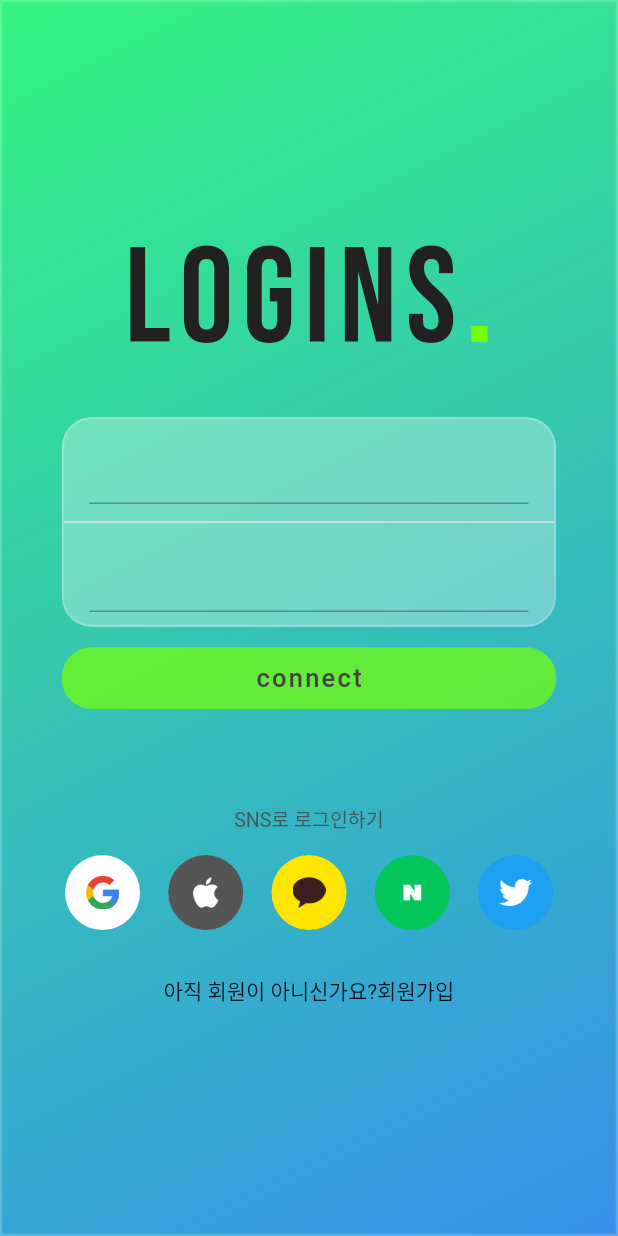
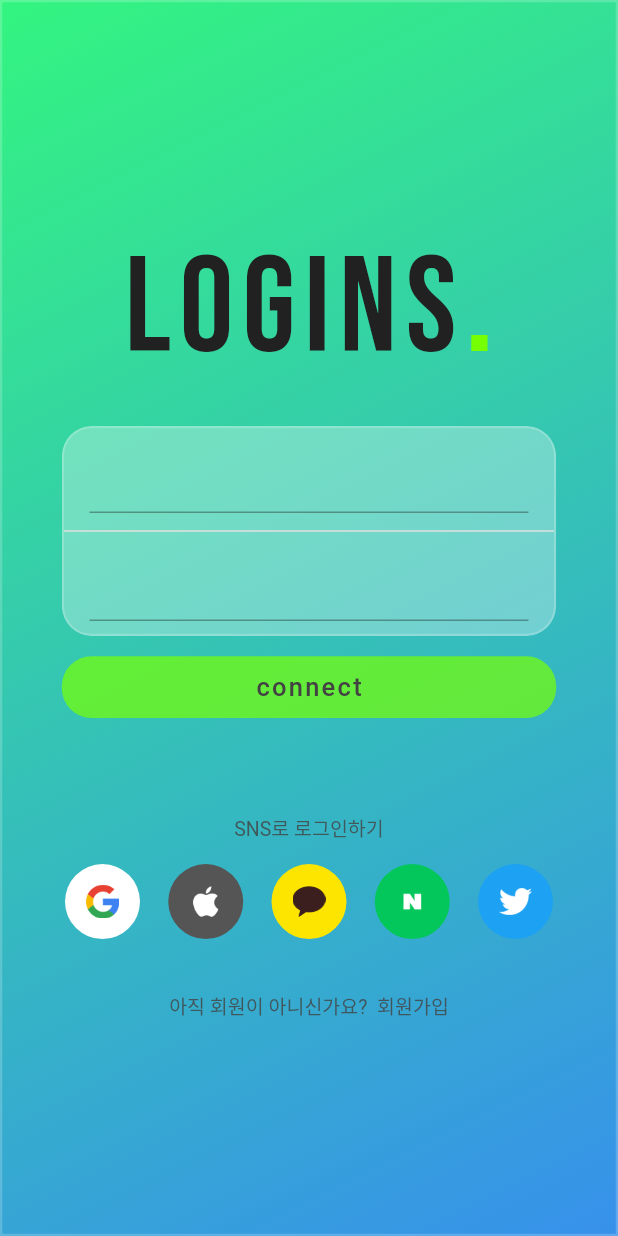
Before and after one commit to Yun-sooyong/several_social_logins, a Flutter app: the screen it shows after launch, on a phone screen of 412 x 824 dp. Run offline on Flutter 3.47's test engine with Material 2 defaults, Android fonts, the phone set to English and light mode, and no system bars; our stand-ins replace google_fonts.

Commit message:
change sign up text size, color

```diff
--- a/lib/login_page.dart
+++ b/lib/login_page.dart
@@ -139,6 +139,7 @@ class _LoginPageState extends State<LoginPage> {
                         name: 'assets/images/kakao_logo.png'),
                     SnsButton(
                         background: naverColor,
+                        // TODO naver image change
                         name: 'assets/images/naver_logo_200.png'),
                     SnsButton(
                         background: twitterColor,
@@ -146,17 +147,29 @@ class _LoginPageState extends State<LoginPage> {
                   ],
                 ),
               ),
-              Align(
-                alignment: Alignment.bottomCenter,
-                child: Padding(
-                  padding: const EdgeInsets.symmetric(vertical: 15),
-                  child: Row(
-                    mainAxisAlignment: MainAxisAlignment.center,
-                    children: [
-                      Text('아직 회원이 아니신가요?'),
-                      Text('회원가입'),
-                    ],
-                  ),
+              Padding(
+                padding: const EdgeInsets.only(top: 20),
+                child: Row(
+                  mainAxisAlignment: MainAxisAlignment.center,
+                  children: [
+                    Text(
+                      '아직 회원이 아니신가요?  ',
+                      style: TextStyle(
+                        fontSize: 13,
+                        color: Colors.grey.shade800.withOpacity(0.8),
+                      ),
+                    ),
+                    InkWell(
+                      onTap: () {},
+                      child: Text(
+                        '회원가입',
+                        style: TextStyle(
+                          fontSize: 13,
+                          color: Colors.grey.shade800.withOpacity(0.8),
+                        ),
+                      ),
+                    ),
+                  ],
                 ),
               ),
             ],
--- a/pubspec.yaml
+++ b/pubspec.yaml
@@ -13,9 +13,9 @@ dependencies:
   flutter:
     sdk: flutter
   google_fonts: ^3.0.1
+  provider: ^6.0.3
 
 dev_dependencies:
-
   flutter_lints: ^2.0.0
   flutter_test:
     sdk: flutter
```
Also changed, not shown: lib/home.dart (added).
